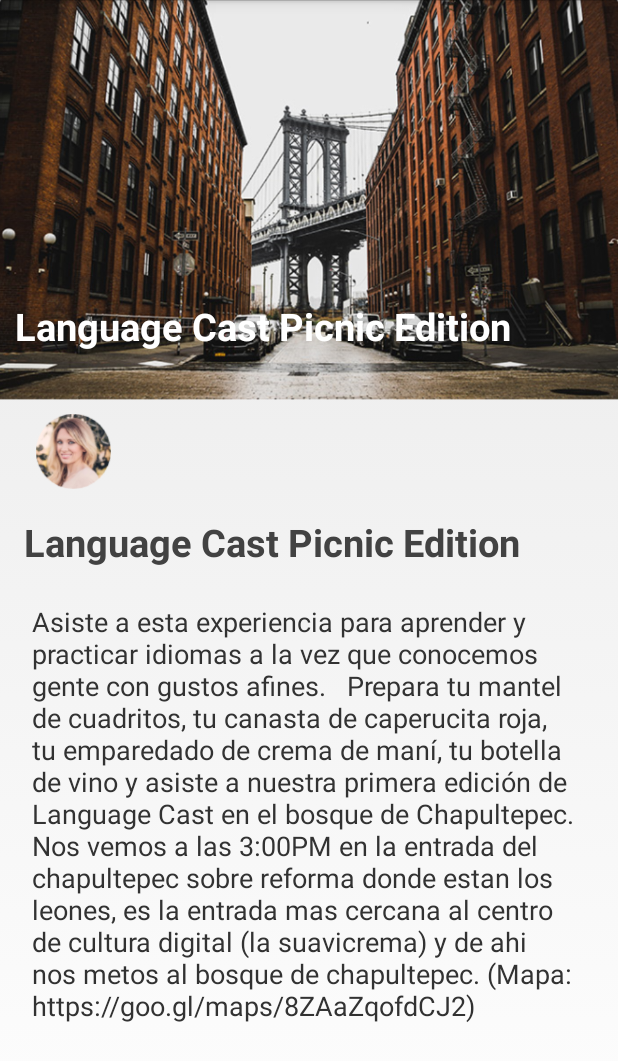
After one commit to allanloji/android-final-project, an Android app: the EventDetailActivity screen opened directly, with no data from a screen before it, on a phone screen of 412 x 824 dp. The commit adds this screen. Shown: the top 1061 px of the screen. Run offline under Robolectric (Android 15) with nearby library versions, the phone set to English and light mode, and no system bars.

Commit message:
Add News DetailPage

```diff
--- a/app/build.gradle
+++ b/app/build.gradle
@@ -42,4 +42,5 @@ dependencies {
 
 
 
+
 apply plugin: 'com.google.gms.google-services'
--- a/app/src/main/AndroidManifest.xml
+++ b/app/src/main/AndroidManifest.xml
@@ -49,7 +49,8 @@
             android:name=".LoginActivity"
             android:label="@string/title_activity_login" />
         <activity android:name=".Create_Profile_Activity" />
-        <activity android:name=".LanguageSelectionActivity"></activity>
+        <activity android:name=".LanguageSelectionActivity" />
+        <activity android:name=".EventDetailActivity"></activity>
     </application>
 
 </manifest>
--- /dev/null
+++ b/app/src/main/java/com/allanloji/language_cast/EventDetailActivity.java
@@ -0,0 +1,15 @@
+package com.allanloji.language_cast;
+
+
+import android.app.Activity;
+import android.os.Bundle;
+
+
+public class EventDetailActivity extends Activity {
+
+    @Override
+    protected void onCreate(Bundle savedInstanceState) {
+        super.onCreate(savedInstanceState);
+        setContentView(R.layout.activity_event_detail);
+    }
+}
--- a/app/src/main/java/com/allanloji/language_cast/EventsFragment.java
+++ b/app/src/main/java/com/allanloji/language_cast/EventsFragment.java
@@ -2,6 +2,7 @@ package com.allanloji.language_cast;
 
 import android.app.Fragment;
 import android.content.Context;
+import android.content.Intent;
 import android.net.Uri;
 import android.os.Bundle;
 import android.view.LayoutInflater;
@@ -59,4 +60,6 @@ public class EventsFragment extends Fragment {
         // TODO: Update argument type and name
         void onFragmentInteraction(Uri uri);
     }
+
+
 }
--- a/app/src/main/java/com/allanloji/language_cast/MainActivity.java
+++ b/app/src/main/java/com/allanloji/language_cast/MainActivity.java
@@ -2,11 +2,13 @@ package com.allanloji.language_cast;
 
 import android.app.FragmentManager;
 import android.app.FragmentTransaction;
+import android.content.Intent;
 import android.os.Bundle;
 import android.support.annotation.NonNull;
 import android.support.design.widget.BottomNavigationView;
 import android.support.v7.app.AppCompatActivity;
 import android.view.MenuItem;
+import android.view.View;
 import android.view.Window;
 import android.view.WindowManager;
 
@@ -80,4 +82,9 @@ public class MainActivity extends AppCompatActivity {
 
     }
 
+    public void detailsNews(View view){
+        Intent it = new Intent( MainActivity.this, EventDetailActivity.class);
+       startActivity(it);
+    }
+
 }
--- a/app/src/main/java/com/allanloji/language_cast/NewsFragment.java
+++ b/app/src/main/java/com/allanloji/language_cast/NewsFragment.java
@@ -2,6 +2,7 @@ package com.allanloji.language_cast;
 
 import android.app.Fragment;
 import android.content.Context;
+import android.content.Intent;
 import android.net.Uri;
 import android.os.Bundle;
 import android.support.v7.widget.LinearLayoutManager;
@@ -84,4 +85,6 @@ public class NewsFragment extends Fragment {
         // TODO: Update argument type and name
         void onFragmentInteraction(Uri uri);
     }
+
+
 }
--- /dev/null
+++ b/app/src/main/res/layout/activity_event_detail.xml
@@ -0,0 +1,70 @@
+<?xml version="1.0" encoding="utf-8"?>
+<android.support.constraint.ConstraintLayout xmlns:android="http://schemas.android.com/apk/res/android"
+    xmlns:app="http://schemas.android.com/apk/res-auto"
+    xmlns:tools="http://schemas.android.com/tools"
+    android:layout_width="match_parent"
+    android:layout_height="match_parent"
+    tools:context="com.allanloji.language_cast.EventDetailActivity">
+
+    <ImageView
+        android:id="@+id/imageView2"
+        android:layout_width="0dp"
+        android:layout_height="267dp"
+        android:layout_marginTop="-1dp"
+        android:background="@drawable/newyork"
+        app:layout_constraintEnd_toEndOf="parent"
+        app:layout_constraintHorizontal_bias="0.0"
+        app:layout_constraintStart_toStartOf="parent"
+        app:layout_constraintTop_toTopOf="parent"
+        app:srcCompat="@drawable/newyork" />
+
+    <ImageView
+        android:id="@+id/imageView9"
+        android:layout_width="50dp"
+        android:layout_height="50dp"
+        android:layout_marginStart="24dp"
+        android:layout_marginTop="10dp"
+        android:background="@drawable/photoautor_400x400"
+        app:layout_constraintStart_toStartOf="parent"
+        app:layout_constraintTop_toBottomOf="@+id/imageView2"
+        app:srcCompat="@drawable/photoautor_400x400" />
+
+    <TextView
+        android:id="@+id/textView13"
+        android:layout_width="wrap_content"
+        android:layout_height="wrap_content"
+        android:layout_marginStart="10dp"
+        android:layout_marginTop="200dp"
+        android:text="Language Cast Picnic Edition"
+        android:textColor="@color/cardview_light_background"
+        android:textSize="25sp"
+        android:textStyle="bold"
+        app:layout_constraintStart_toStartOf="parent"
+        app:layout_constraintTop_toTopOf="parent" />
+
+    <TextView
+        android:id="@+id/title"
+        android:layout_width="wrap_content"
+        android:layout_height="wrap_content"
+        android:layout_marginStart="16dp"
+        android:layout_marginTop="18dp"
+        android:text="Language Cast Picnic Edition"
+        android:textColor="@color/cardview_dark_background"
+        android:textSize="25dp"
+        android:textStyle="bold"
+        app:layout_constraintStart_toStartOf="parent"
+        app:layout_constraintTop_toBottomOf="@+id/imageView9" />
+
+    <TextView
+        android:id="@+id/textView15"
+        android:layout_width="369dp"
+        android:layout_height="308dp"
+        android:layout_marginTop="23dp"
+        android:text="Asiste a esta experiencia para aprender y practicar idiomas a la vez que conocemos gente con gustos afines.   Prepara tu mantel de cuadritos, tu canasta de caperucita roja, tu emparedado de crema de maní, tu botella de vino y asiste a nuestra primera edición de Language Cast en el bosque de Chapultepec.  Nos vemos a las 3:00PM en la entrada del chapultepec sobre reforma donde estan los leones, es la entrada mas cercana al centro de cultura digital (la suavicrema) y de ahi nos metos al bosque de chapultepec. (Mapa: https://goo.gl/maps/8ZAaZqofdCJ2)"
+        android:textSize="18sp"
+        app:layout_constraintEnd_toEndOf="parent"
+        app:layout_constraintHorizontal_bias="0.5"
+        app:layout_constraintStart_toStartOf="parent"
+        app:layout_constraintTop_toBottomOf="@+id/title" />
+
+</android.support.constraint.ConstraintLayout>
--- a/app/src/main/res/layout/fragment_news.xml
+++ b/app/src/main/res/layout/fragment_news.xml
@@ -31,6 +31,7 @@
             android:layout_width="380dp"
             android:layout_height="280dp"
             android:layout_marginTop="20dp"
+            android:onClick="detailsNews"
             android:src="@drawable/newyork"
             app:layout_constraintEnd_toEndOf="parent"
             app:layout_constraintHorizontal_bias="0.5"
@@ -44,7 +45,7 @@
             android:layout_marginEnd="8dp"
             android:layout_marginStart="8dp"
             android:layout_marginTop="216dp"
-            android:text="Quedada en Central Perk"
+            android:text="Language Cast Picnic"
             android:textColor="@color/common_google_signin_btn_text_dark_default"
             android:textSize="25dp"
             android:textStyle="bold"
```
Also changed, not shown: app/src/main/res/drawable/backarrow.png (added).
